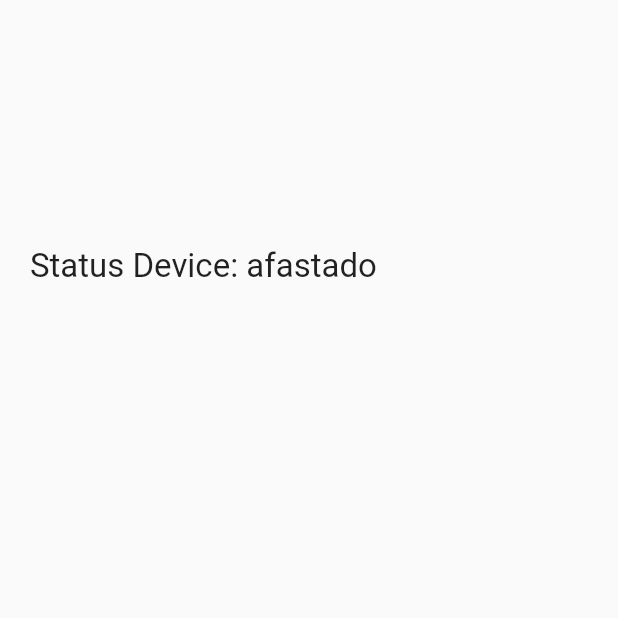
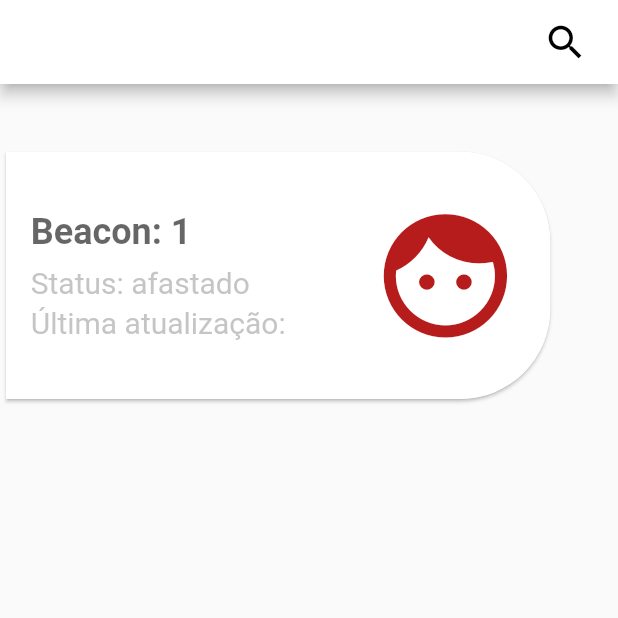
Before and after one commit to Marcoslima016/treinamento_flutter, a Flutter app: the screen it shows after launch, on a phone screen of 412 x 824 dp, the top half of it. Run offline on Flutter 3.47's test engine with Material 2 defaults, Android fonts, the phone set to English and light mode, and no system bars; our stand-ins replace email_validator, flutter_mobx, mobx; missing offline and left inert: flutter_beacon; generated files the repository leaves out were written again.

Commit message:
Alteracoes layout lista de beacons

```diff
--- a/lib/main.dart
+++ b/lib/main.dart
@@ -9,6 +9,7 @@ class MyApp extends StatelessWidget {
   @override
   Widget build(BuildContext context) {
     return MaterialApp(
+      debugShowCheckedModeBanner: false,
       title: 'Flutter Demo',
       theme: ThemeData(
         primarySwatch: Colors.blue,
--- a/lib/pages/status_beacons/status_beacons.view.dart
+++ b/lib/pages/status_beacons/status_beacons.view.dart
@@ -39,19 +39,22 @@ class _StatusBeaconViewState extends State<StatusBeaconView> {
     double h = MediaQuery.of(context).size.height / 100;
 
     return Scaffold(
-      ///
-      // appBar: AppBar(
-      //   title: Text(title),
-      // ),
-
-      ///
-      // floatingActionButton: FloatingActionButton(
-      //   child: Icon(Icons.add),
-      //   // onPressed: scanBeacon.changeStatus(),
-      // ),
+      appBar: AppBar(
+        backgroundColor: Colors.white,
+        actions: <Widget>[
+          Padding(
+            padding: const EdgeInsets.only(right: 20),
+            child: Icon(
+              Icons.search,
+              size: 30,
+              color: Colors.black,
+            ),
+          ),
+        ],
+      ),
       body: Container(
         width: w * 100,
-        child: TextBeacon(
+        child: CardBeacon(
           beaconStore: beaconStore,
         ),
       ),
--- a/lib/pages/status_beacons/widgets/card_beacon.wid.dart
+++ b/lib/pages/status_beacons/widgets/card_beacon.wid.dart
@@ -1,9 +1,10 @@
 import 'package:app_treinamento/pages/status_beacons/logica/store/beacon_store.dart';
+import 'package:app_treinamento/pages/status_beacons/widgets/text_status.widget.dart';
 import 'package:flutter/material.dart';
 import 'package:flutter_mobx/flutter_mobx.dart';
 
-class TextBeacon extends StatelessWidget {
-  TextBeacon({
+class CardBeacon extends StatelessWidget {
+  CardBeacon({
     @required this.beaconStore,
   });
 
@@ -14,38 +15,94 @@ class TextBeacon extends StatelessWidget {
     double w = MediaQuery.of(context).size.width / 100;
     double h = MediaQuery.of(context).size.height / 100;
 
-    return Column(
+    return Container(
+      // height: h * 0.27,
+      width: w * 0.999,
+      child: ListView(
         children: <Widget>[
           SizedBox(
-          height: h * 20,
+            height: h * 5,
           ),
           Container(
-          margin: new EdgeInsets.symmetric(
-            horizontal: 20.0,
+            margin: EdgeInsets.only(
+              right: w * 10,
             ),
-          child: Observer(
-            builder: (_) {
-              ///
-              return Row(
+            child: Card(
+              shape: RoundedRectangleBorder(
+                side: BorderSide(color: Colors.white70, width: 1),
+                borderRadius: BorderRadius.only(
+                    bottomRight: Radius.circular(60),
+                    topRight: Radius.circular(60)),
+              ),
+              child: Padding(
+                padding: EdgeInsets.only(
+                  top: h * 4,
+                  bottom: h * 4,
+                  right: 8,
+                  left: w * 4,
+                ),
+                child: Container(
+                  child: Row(
+                    mainAxisAlignment: MainAxisAlignment.spaceBetween,
+                    children: <Widget>[
+                      Column(
+                        crossAxisAlignment: CrossAxisAlignment.start,
                         children: <Widget>[
                           Text(
-                    "Status Device: ",
+                            "Beacon: 1",
                             style: TextStyle(
-                      fontSize: 22,
+                              color: Colors.black.withOpacity(0.6),
+                              fontSize: 24,
+                              fontWeight: FontWeight.bold,
                             ),
                           ),
+                          SizedBox(
+                            height: h * 1,
+                          ),
+                          Row(
+                            children: <Widget>[
                               Text(
-                    beaconStore.statusAlcance,
+                                "Status: ",
                                 style: TextStyle(
-                      fontSize: 22,
+                                  color: Colors.grey.withOpacity(0.6),
+                                  fontSize: 20,
+                                  // fontWeight: FontWeight.bold,
+                                ),
+                              ),
+                              StatusTextStyle(
+                                beaconStore: beaconStore,
+                              ),
+                            ],
+                          ),
+                          SizedBox(
+                            height: h * 0.4,
+                          ),
+                          Text(
+                            "Última atualização: ",
+                            style: TextStyle(
+                              color: Colors.grey.withOpacity(0.6),
+                              fontSize: 20,
+                              // fontWeight: FontWeight.bold,
                             ),
                           ),
                         ],
-              );
-            },
+                      ),
+                      Padding(
+                        padding: EdgeInsets.only(right: w * 3),
+                        child: Icon(
+                          Icons.face,
+                          size: h * 12,
+                          color: Colors.red[900],
+                        ),
+                      )
+                    ],
+                  ),
+                ),
+              ),
             ),
           ),
         ],
+      ),
     );
   }
 }
--- /dev/null
+++ b/lib/pages/status_beacons/widgets/text_status.widget.dart
@@ -0,0 +1,19 @@
+import 'package:flutter/material.dart';
+
+import '../logica/store/beacon_store.dart';
+import 'card_beacon.wid.dart';
+
+class StatusTextStyle extends StatelessWidget {
+  StatusTextStyle({this.beaconStore});
+
+  BeaconStore beaconStore;
+
+  @override
+  Widget build(BuildContext context) {
+    return Text(beaconStore.statusAlcance,
+        style: TextStyle(
+          fontSize: 20,
+          color: Colors.grey.withOpacity(0.6),
+        ));
+  }
+}
```
Lines whose indentation alone changed are shown as unchanged.
